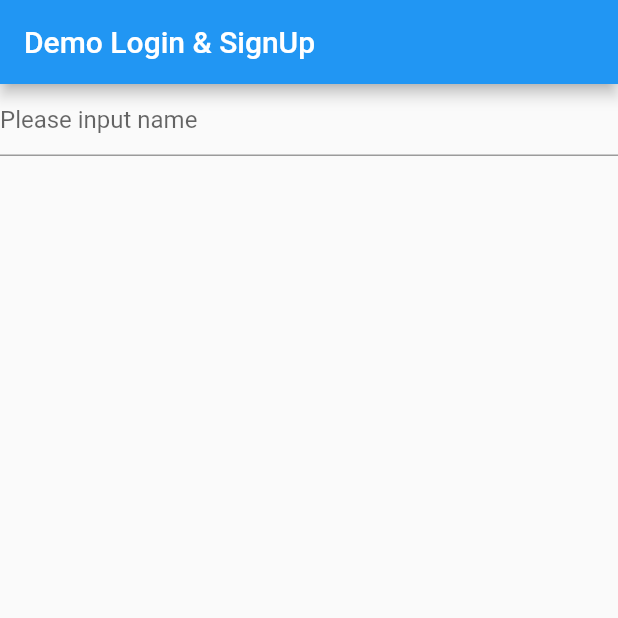
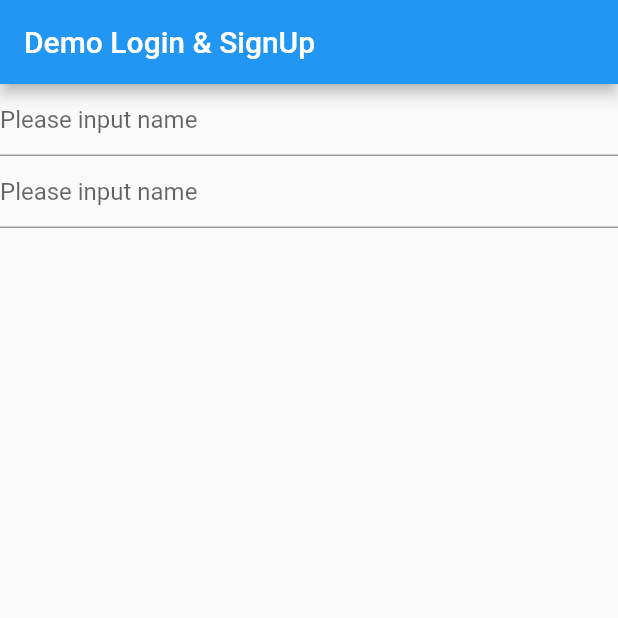
Before and after one commit to kulbirsheoran/login_signup, a Flutter app: the screen it shows after launch, on a phone screen of 412 x 824 dp, the top half of it. Run offline on Flutter 3.47's test engine with Material 2 defaults, Android fonts, the phone set to English and light mode, and no system bars.

Commit message:
login&signup

```diff
--- a/lib/home_page.dart
+++ b/lib/home_page.dart
@@ -20,7 +20,11 @@ class _HomePageState extends State<HomePage> {
             TextField(decoration: InputDecoration(
               hintText: "Please input name"
             )
+            ),
+           TextField(decoration: InputDecoration(
+              hintText: "Please input name"
             )
+            ),
           ],
         ),
       ),
```
